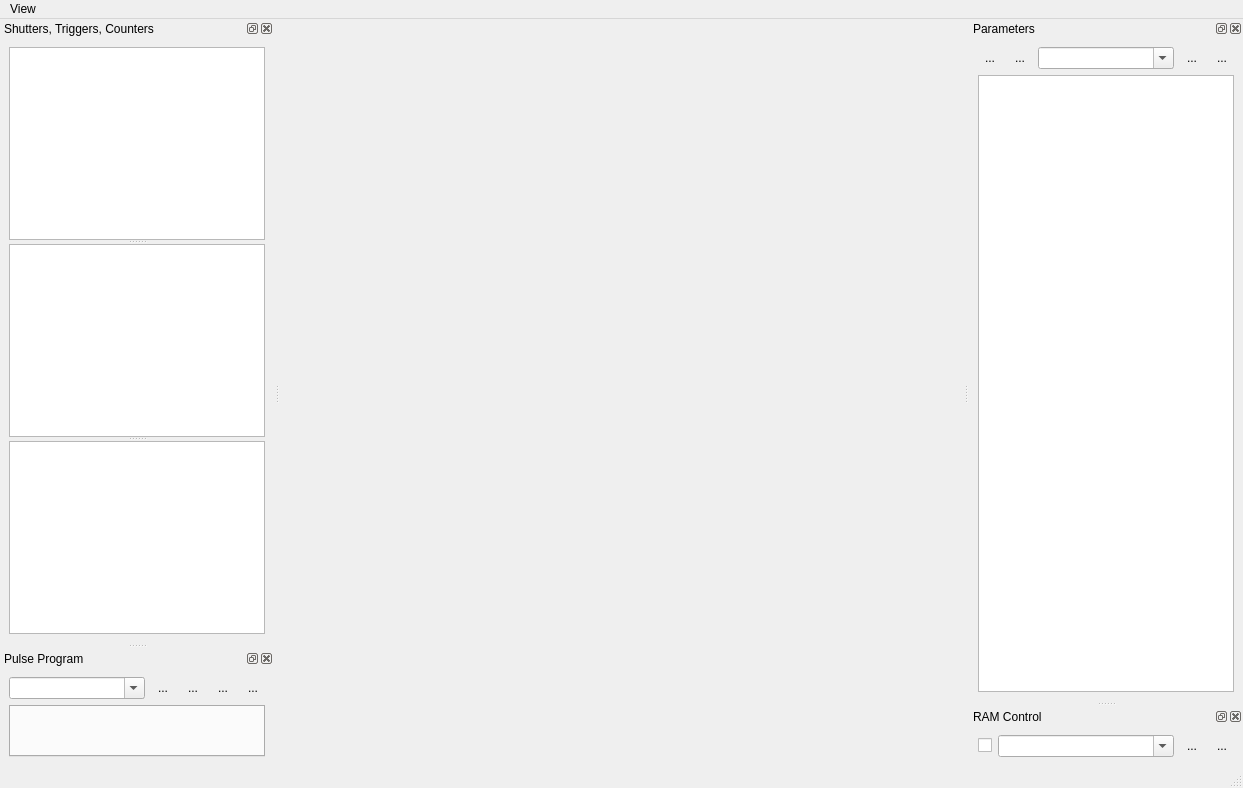
First picture: the form in ui/PulseProgram.ui, repository MonroeQuantumNetworks/IonControl, before the edit.
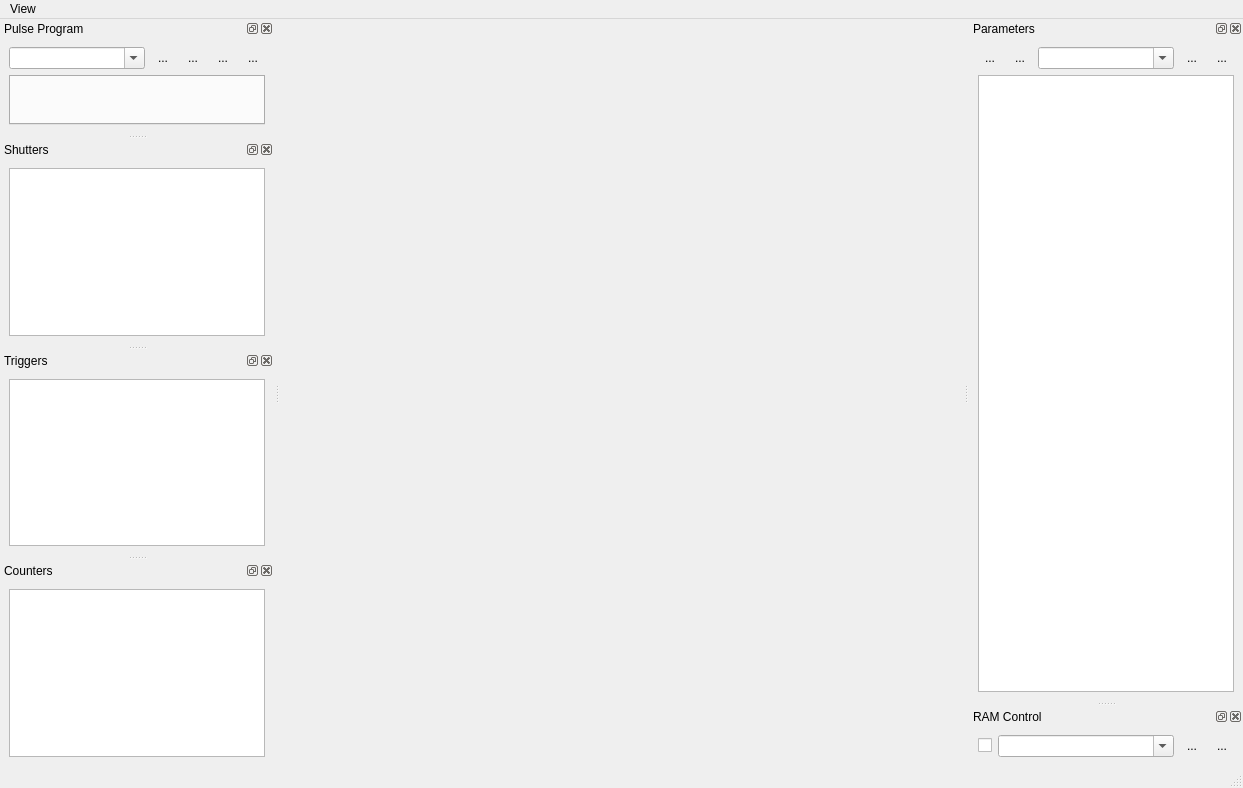
Second picture: the form after the edit. Icons and pictures are not drawn.

Commit message: make shutter, triggers, counters all separate dock widgets

What changed in the file:
```diff
--- a/ui/PulseProgram.ui
+++ b/ui/PulseProgram.ui
@@ -34,34 +34,6 @@
    <addaction name="menuView"/>
   </widget>
   <widget class="QStatusBar" name="statusbar"/>
-  <widget class="QDockWidget" name="binariesDock">
-   <property name="windowTitle">
-    <string>Shutters, Triggers, Counters</string>
-   </property>
-   <attribute name="dockWidgetArea">
-    <number>1</number>
-   </attribute>
-   <widget class="QWidget" name="binariesDockContents">
-    <property name="minimumSize">
-     <size>
-      <width>89</width>
-      <height>263</height>
-     </size>
-    </property>
-    <layout class="QVBoxLayout" name="verticalLayout_2">
-     <item>
-      <widget class="QSplitter" name="splitter">
-       <property name="orientation">
-        <enum>Qt::Vertical</enum>
-       </property>
-       <widget class="QTableView" name="shutterTableView"/>
-       <widget class="QTableView" name="triggerTableView"/>
-       <widget class="QTableView" name="counterTableView"/>
-      </widget>
-     </item>
-    </layout>
-   </widget>
-  </widget>
   <widget class="QDockWidget" name="pulseProgramDock">
    <property name="windowTitle">
     <string>Pulse Program</string>
@@ -341,6 +313,51 @@
     </layout>
    </widget>
   </widget>
+  <widget class="QDockWidget" name="shutterDock">
+   <property name="windowTitle">
+    <string>Shutters</string>
+   </property>
+   <attribute name="dockWidgetArea">
+    <number>1</number>
+   </attribute>
+   <widget class="QWidget" name="dockWidgetContents">
+    <layout class="QVBoxLayout" name="verticalLayout">
+     <item>
+      <widget class="QTableView" name="shutterTableView"/>
+     </item>
+    </layout>
+   </widget>
+  </widget>
+  <widget class="QDockWidget" name="triggerDock">
+   <property name="windowTitle">
+    <string>Triggers</string>
+   </property>
+   <attribute name="dockWidgetArea">
+    <number>1</number>
+   </attribute>
+   <widget class="QWidget" name="dockWidgetContents_3">
+    <layout class="QVBoxLayout" name="verticalLayout_2">
+     <item>
+      <widget class="QTableView" name="triggerTableView"/>
+     </item>
+    </layout>
+   </widget>
+  </widget>
+  <widget class="QDockWidget" name="counterDock">
+   <property name="windowTitle">
+    <string>Counters</string>
+   </property>
+   <attribute name="dockWidgetArea">
+    <number>1</number>
+   </attribute>
+   <widget class="QWidget" name="dockWidgetContents_4">
+    <layout class="QVBoxLayout" name="verticalLayout_3">
+     <item>
+      <widget class="QTableView" name="counterTableView"/>
+     </item>
+    </layout>
+   </widget>
+  </widget>
   <action name="actionOpen">
    <property name="icon">
     <iconset resource="Experiment.qrc">
```
The commit also changes 1 other file.
